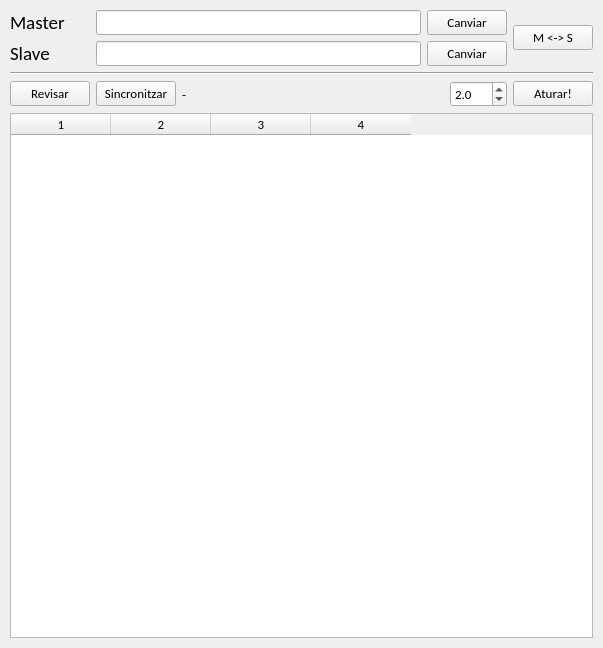
Old version of the form FSincro.ui in the repository jordisuri/Sincro.
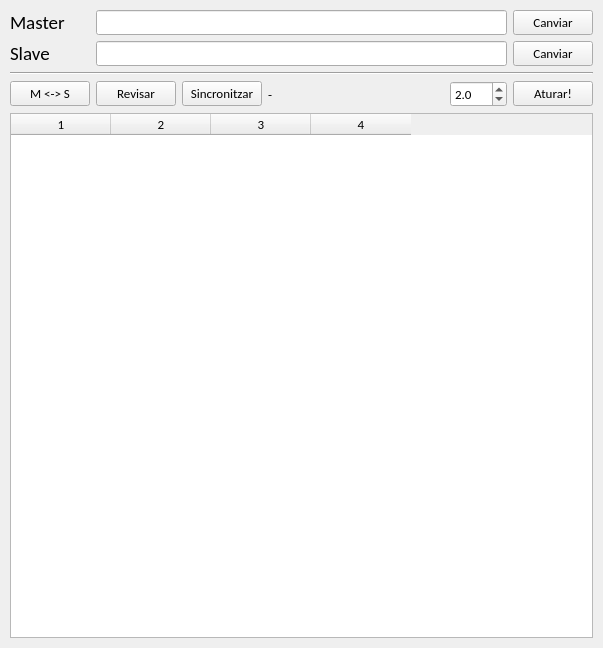
New version of the form.

Patch:
```diff
--- a/FSincro.ui
+++ b/FSincro.ui
@@ -14,7 +14,7 @@
    <string>Sincro</string>
   </property>
   <widget class="QWidget" name="centralwidget">
-   <layout class="QVBoxLayout" name="verticalLayout" stretch="2,0,0,8">
+   <layout class="QVBoxLayout" name="verticalLayout" stretch="0,0,0,8">
     <property name="leftMargin">
      <number>10</number>
     </property>
@@ -28,11 +28,6 @@
      <number>10</number>
     </property>
     <item>
-     <layout class="QHBoxLayout" name="horizontalLayout">
-      <property name="sizeConstraint">
-       <enum>QLayout::SetMaximumSize</enum>
-      </property>
-      <item>
        <layout class="QVBoxLayout" name="verticalLayout_2">
         <property name="sizeConstraint">
          <enum>QLayout::SetMinAndMaxSize</enum>
@@ -153,21 +148,6 @@
        </layout>
       </item>
       <item>
-       <widget class="QPushButton" name="BInvertirMS">
-        <property name="font">
-         <font>
-          <family>Calibri</family>
-          <pointsize>10</pointsize>
-         </font>
-        </property>
-        <property name="text">
-         <string>M &lt;-&gt; S</string>
-        </property>
-       </widget>
-      </item>
-     </layout>
-    </item>
-    <item>
      <widget class="Line" name="line_2">
       <property name="orientation">
        <enum>Qt::Horizontal</enum>
@@ -176,6 +156,19 @@
     </item>
     <item>
      <layout class="QHBoxLayout" name="horizontalLayout_4">
+      <item>
+       <widget class="QPushButton" name="BInvertirMS">
+        <property name="font">
+         <font>
+          <family>Calibri</family>
+          <pointsize>10</pointsize>
+         </font>
+        </property>
+        <property name="text">
+         <string>M &lt;-&gt; S</string>
+        </property>
+       </widget>
+      </item>
       <item>
        <widget class="QPushButton" name="BRev">
         <property name="font">
```
Lines whose indentation alone changed are shown as unchanged.
